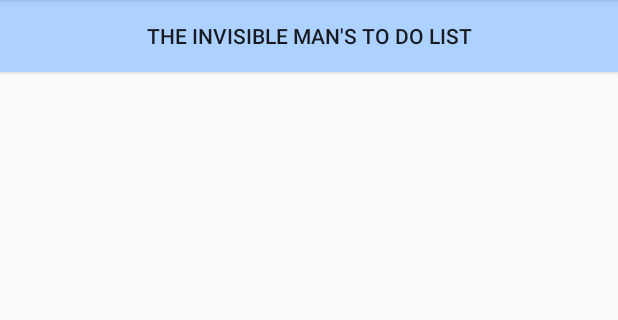
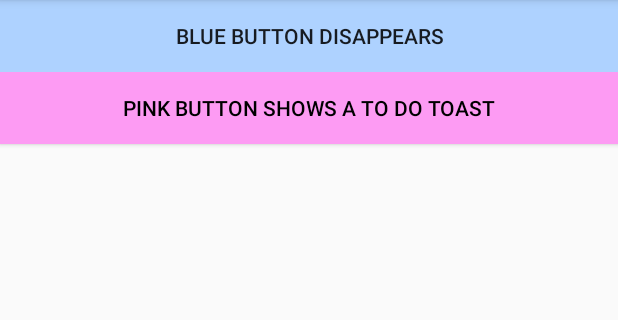
Before and after one commit to vsostaric/learn_android, an Android app: the screen it shows after launch (MainActivity), on a phone screen of 412 x 824 dp, the part 84-404 px from its top. Run offline under Robolectric (Android 15) with nearby library versions, the phone set to English and light mode, and no system bars.

Commit message:
Finalize this block

```diff
--- a/Block01/Block01/app/src/main/java/com/example/vladimirsostaric/block01/MainActivity.java
+++ b/Block01/Block01/app/src/main/java/com/example/vladimirsostaric/block01/MainActivity.java
@@ -8,13 +8,14 @@ import android.widget.Button;
 import android.widget.RelativeLayout;
 import android.widget.Toast;
 
-import com.example.vladimirsostaric.block01.buttons.PinkButton;
+import com.example.vladimirsostaric.block01.buttons.ButtonFactory;
+import com.example.vladimirsostaric.block01.buttons.ButtonType;
 
 public class MainActivity extends AppCompatActivity implements View.OnClickListener {
 
     private Button blueButton;
 
-    private PinkButton pinkButton;
+    private Button pinkButton;
 
     private Toast pinkToast;
 
@@ -24,13 +25,19 @@ public class MainActivity extends AppCompatActivity implements View.OnClickListe
         setContentView(R.layout.activity_main);
 
         blueButton = (Button) findViewById(R.id.blue_button);
+
+        ButtonFactory buttonFactory = new ButtonFactory();
+        pinkButton = buttonFactory.makeButton(ButtonType.PINK, getApplicationContext());
+
+        RelativeLayout relativeLayoutMainScreen = (RelativeLayout) findViewById(R.id.relativeLayoutMainScreen);
+        RelativeLayout.LayoutParams layoutParams = new RelativeLayout.LayoutParams(
+                ViewGroup.LayoutParams.MATCH_PARENT,
+                ViewGroup.LayoutParams.WRAP_CONTENT);
+        layoutParams.addRule(RelativeLayout.BELOW, blueButton.getId());
+
+        relativeLayoutMainScreen.addView(pinkButton, layoutParams);
+
         blueButton.setOnClickListener(this);
-
-        pinkButton = new PinkButton(getApplicationContext());
-
-        RelativeLayout relativeLayout = (RelativeLayout) findViewById(R.id.relativeLayoutMainScreen);
-        relativeLayout.addView(pinkButton, pinkButton.getLayoutParams());
-
         pinkButton.setOnClickListener(this);
 
     }
@@ -49,7 +56,7 @@ public class MainActivity extends AppCompatActivity implements View.OnClickListe
         if(view.equals(blueButton)) {
             view.setVisibility(View.INVISIBLE);
         } else if(view.equals(pinkButton)) {
-            ((PinkButton) view).getPinkToast().show();
+            Toast.makeText(getApplicationContext(), "to do to do to do ...", Toast.LENGTH_SHORT).show();
         }
 
     }
--- /dev/null
+++ b/Block01/Block01/app/src/main/java/com/example/vladimirsostaric/block01/buttons/ButtonFactory.java
@@ -0,0 +1,30 @@
+package com.example.vladimirsostaric.block01.buttons;
+
+import android.content.Context;
+import android.graphics.Color;
+import android.widget.Button;
+
+/**
+ * Created by VladimirSostaric on 29.8.2017..
+ */
+
+public class ButtonFactory {
+
+    public Button makeButton(ButtonType type, Context context) {
+
+        if(type == null) {
+            return null;
+        }
+
+        Button button = new Button(context);
+
+        if(ButtonType.PINK.equals(type)) {
+            button.setTextColor(Color.BLACK);
+            button.setBackgroundColor(Color.parseColor("#FD9BF3"));
+            button.setText("Pink Button shows a to do toast");
+        }
+
+        return button;
+
+    }
+}
--- a/Block01/Block01/app/src/main/java/com/example/vladimirsostaric/block01/buttons/ButtonType.java
+++ b/Block01/Block01/app/src/main/java/com/example/vladimirsostaric/block01/buttons/ButtonType.java
@@ -4,5 +4,6 @@ package com.example.vladimirsostaric.block01.buttons;
  * Created by VladimirSostaric on 29.8.2017..
  */
 
-enum ButtonType {
+public enum ButtonType {
+    PINK
 }
--- a/Block01/Block01/app/src/main/res/layout/activity_main.xml
+++ b/Block01/Block01/app/src/main/res/layout/activity_main.xml
@@ -9,7 +9,7 @@
     <Button
         android:layout_width="match_parent"
         android:layout_height="wrap_content"
-        android:text="The Invisible Man&apos;s To Do List"
+        android:text="Blue button disappears"
         android:id="@+id/blue_button"
         android:layout_alignParentTop="true"
         android:layout_alignParentLeft="true"
```
